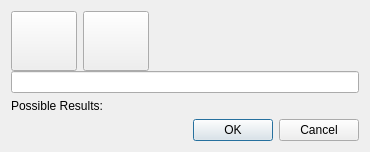
The window that Forms/Gen4/SearchCoinFlips.ui (Admiral-Fish/PokeFinder) describes before a commit, drawn with Qt 5.
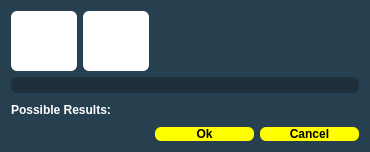
The same window after the commit.

```diff
--- a/Forms/Gen4/SearchCoinFlips.ui
+++ b/Forms/Gen4/SearchCoinFlips.ui
@@ -25,7 +25,36 @@
   <property name="windowTitle">
    <string>Search Coin Flips</string>
   </property>
-  <layout class="QFormLayout" name="formLayout">
+  <property name="styleSheet">
+   <string notr="true">QDialog {
+	background-color: #274050;
+}
+
+QLineEdit {
+	qproperty-alignment: AlignCenter;
+	background-color: #1D303C;
+	border:none;
+	border-radius: 6px;
+	color: white;
+	font-family: &quot;Myriad Pro&quot;, Montserrat;
+	font-weight: 500;
+}
+
+QPushButton {
+	border: none;
+	border-radius: 6px;
+	color: black;
+	font-family: &quot;Myriad Pro&quot;, Montserrat;
+	font-weight: 500;
+}
+
+QLabel {
+	color: white;
+	font-family: &quot;Myriad Pro&quot;, Montserrat;
+	font-weight: 500;
+}</string>
+  </property>
+  <layout class="QGridLayout" name="gridLayout">
    <item row="0" column="0">
     <widget class="QPushButton" name="pushButtonHeads">
      <property name="minimumSize">
@@ -40,6 +69,11 @@
        <height>60</height>
       </size>
      </property>
+     <property name="styleSheet">
+      <string notr="true">QPushButton {
+	background-color: white;
+}</string>
+     </property>
      <property name="text">
       <string/>
      </property>
@@ -65,6 +99,11 @@
        <height>60</height>
       </size>
      </property>
+     <property name="styleSheet">
+      <string notr="true">QPushButton {
+	background-color: white;
+}</string>
+     </property>
      <property name="text">
       <string/>
      </property>
@@ -76,9 +115,6 @@
      </property>
     </widget>
    </item>
-   <item row="1" column="0" colspan="2">
-    <widget class="QLineEdit" name="lineEditFlips"/>
-   </item>
    <item row="2" column="0" colspan="2">
     <widget class="QLabel" name="labelPossibleResults">
      <property name="text">
@@ -86,16 +122,33 @@
      </property>
     </widget>
    </item>
-   <item row="3" column="0" colspan="2">
-    <widget class="QDialogButtonBox" name="buttonBox">
-     <property name="orientation">
-      <enum>Qt::Horizontal</enum>
+   <item row="3" column="2">
+    <widget class="QPushButton" name="pushButtonOkay">
+     <property name="styleSheet">
+      <string notr="true">QPushButton {
+	background-color: yellow;
+}</string>
      </property>
-     <property name="standardButtons">
-      <set>QDialogButtonBox::Cancel|QDialogButtonBox::Ok</set>
+     <property name="text">
+      <string>Ok</string>
      </property>
     </widget>
    </item>
+   <item row="3" column="3">
+    <widget class="QPushButton" name="pushButtonCancel">
+     <property name="styleSheet">
+      <string notr="true">QPushButton {
+	background-color: yellow;
+}</string>
+     </property>
+     <property name="text">
+      <string>Cancel</string>
+     </property>
+    </widget>
+   </item>
+   <item row="1" column="0" colspan="4">
+    <widget class="QLineEdit" name="lineEditFlips"/>
+   </item>
   </layout>
  </widget>
  <resources/>
```
Left out of the diff: 35 changed lines with no effect on the pictures.
